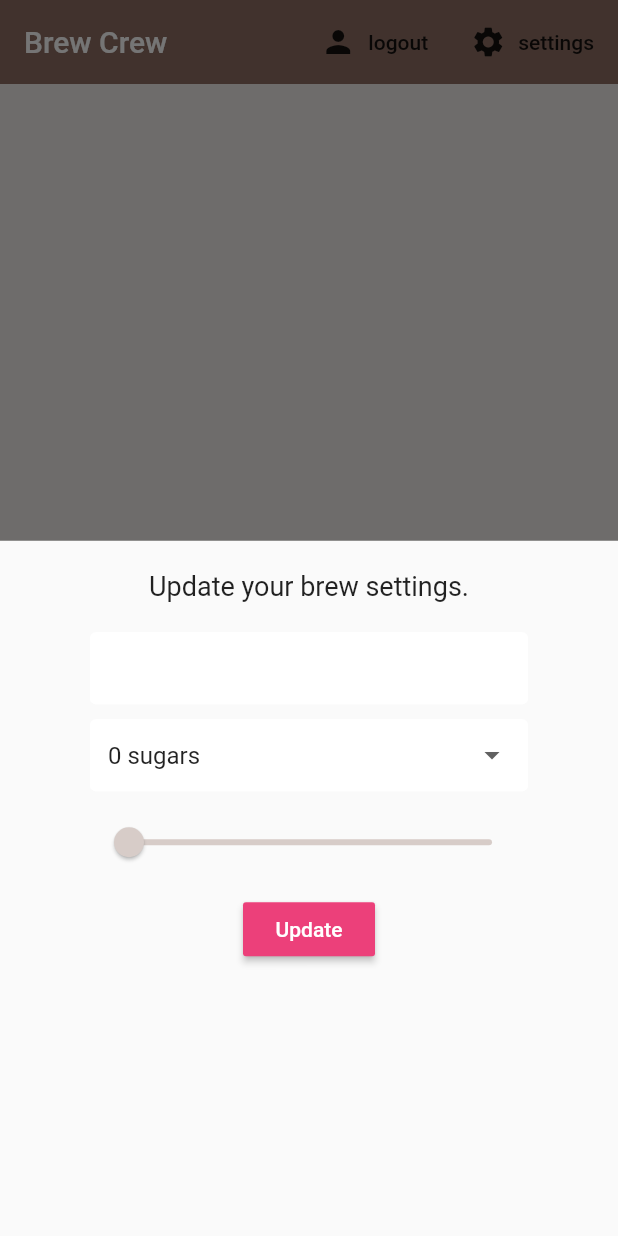
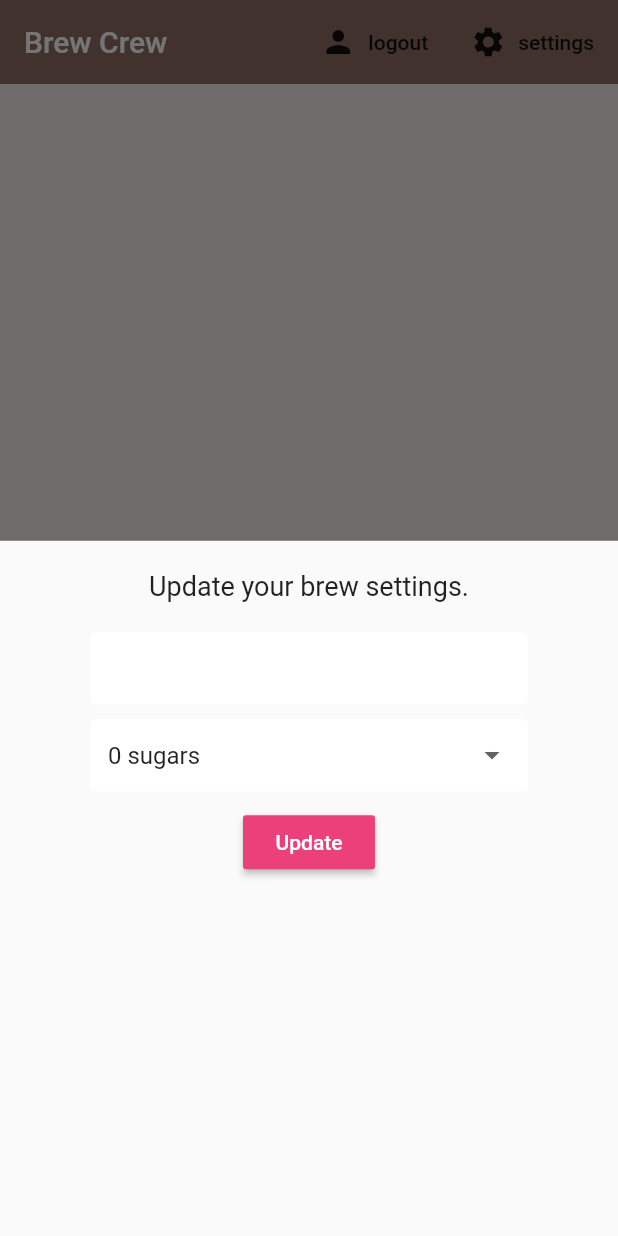
Before and after one commit to iamshaunjp/flutter-firebase, a Flutter app: the screen it shows once a user with an empty profile is signed in, after a tap on "settings", on a phone screen of 412 x 824 dp. Run offline on Flutter 3.47's test engine with Material 2 defaults, Android fonts, the phone set to English and light mode, and no system bars; our stand-ins replace cloud_firestore, firebase_auth, flutter_spinkit; accounts and stored records are empty.

Commit message:
lesson-22

```diff
--- a/brew_crew/lib/screens/home/brew_list.dart
+++ b/brew_crew/lib/screens/home/brew_list.dart
@@ -12,7 +12,7 @@ class _BrewListState extends State<BrewList> {
   @override
   Widget build(BuildContext context) {
 
-    final brews = Provider.of<List<Brew>>(context);
+    final brews = Provider.of<List<Brew>>(context) ?? [];
 
     return ListView.builder(
       itemCount: brews.length,
--- a/brew_crew/lib/screens/home/settings_form.dart
+++ b/brew_crew/lib/screens/home/settings_form.dart
@@ -9,13 +9,12 @@ class SettingsForm extends StatefulWidget {
 class _SettingsFormState extends State<SettingsForm> {
 
   final _formKey = GlobalKey<FormState>();
-  final List<int> strengths = [100, 200, 300, 400, 500, 600, 700, 800, 900];
   final List<String> sugars = ['0', '1', '2', '3', '4'];
 
   // form values
   String _currentName;
+  String _currentSugars;
   int _currentStrength;
-  String _currentSugars;
 
   @override
   Widget build(BuildContext context) {
@@ -47,16 +46,6 @@ class _SettingsFormState extends State<SettingsForm> {
             onChanged: (val) => setState(() => _currentSugars = val ),
           ),
           SizedBox(height: 10.0),
-          Slider(
-            value: (_currentStrength ?? 100).toDouble(),
-            activeColor: Colors.brown[_currentStrength ?? 100],
-            inactiveColor: Colors.brown[_currentStrength ?? 100],
-            min: 100.0,
-            max: 900.0,
-            divisions: 8,
-            onChanged: (val) => setState(() => _currentStrength = val.round()),
-          ),
-          SizedBox(height: 10.0),
           RaisedButton(
             color: Colors.pink[400],
             child: Text(
```
